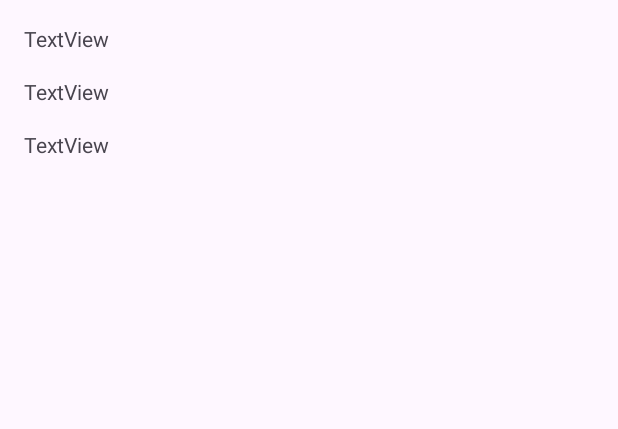
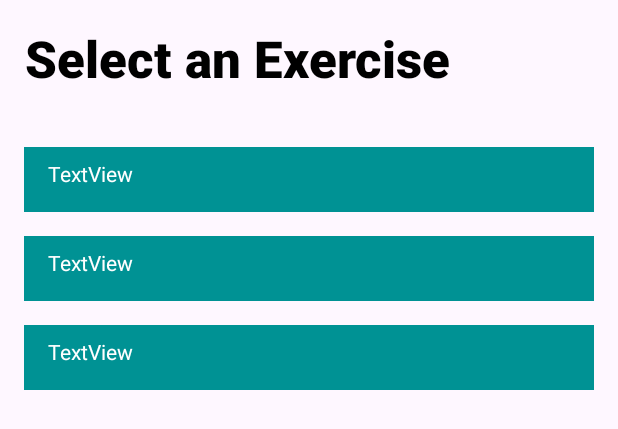
Before and after one commit to Scruffydrew/NIT3213-Assessment-2, an Android app: the layout fragment_dashboard.xml on its own in the app's theme, with its tools: preview values and no code run, on a phone screen of 412 x 824 dp. Shown: the top 429 px of the screen. Run offline under Robolectric (Android 15) with nearby library versions, the phone set to English and light mode, and no system bars.

Commit message:
Added title to Dashboard layout and coloured background of exercises to same colour as login button

```diff
--- a/app/src/main/res/layout/fragment_dashboard.xml
+++ b/app/src/main/res/layout/fragment_dashboard.xml
@@ -6,18 +6,34 @@
     android:layout_height="match_parent"
     tools:context=".ui.DashboardFragment">
 
+    <LinearLayout
+        android:layout_width="match_parent"
+        android:layout_height="match_parent"
+        android:orientation="vertical">
+
+        <TextView
+            android:id="@+id/dashboardTitleTextView"
+            style="@style/TitleTextViewStyle"
+            android:layout_width="wrap_content"
+            android:layout_height="50dp"
+            android:layout_weight="0"
+            android:text="Select an Exercise" />
+
         <androidx.recyclerview.widget.RecyclerView
             android:id="@+id/recyclerView"
             android:layout_width="match_parent"
-        android:layout_height="match_parent"
+            android:layout_height="wrap_content"
+            android:layout_weight="1"
             android:orientation="vertical"
             app:layoutManager="androidx.recyclerview.widget.LinearLayoutManager"
             app:layout_constraintBottom_toBottomOf="parent"
             app:layout_constraintEnd_toEndOf="parent"
             app:layout_constraintStart_toStartOf="parent"
-        app:layout_constraintTop_toTopOf="parent"
+            app:layout_constraintTop_toBottomOf="@id/dashboardTitleTextView"
             app:reverseLayout="false"
             app:spanCount="2"
             app:stackFromEnd="false"
             tools:listitem="@layout/item_layout" />
+    </LinearLayout>
+
 </FrameLayout>
--- a/app/src/main/res/layout/item_layout.xml
+++ b/app/src/main/res/layout/item_layout.xml
@@ -5,14 +5,18 @@
     android:layout_width="match_parent"
     android:layout_height="wrap_content">
 
-
     <TextView
         android:layout_width="match_parent"
         android:layout_height="wrap_content"
         android:layout_marginStart="16dp"
         android:layout_marginTop="16dp"
         android:layout_marginEnd="16dp"
+        android:paddingStart="16dp"
+        android:paddingTop="8dp"
+        android:paddingBottom="16dp"
         android:text="TextView"
+        android:background="#009294"
+        android:textColor="@color/white"
         android:id="@+id/RecyclerTextView"
         app:layout_constraintEnd_toEndOf="parent"
         app:layout_constraintStart_toStartOf="parent"
```
Lines whose indentation alone changed are shown as unchanged.
